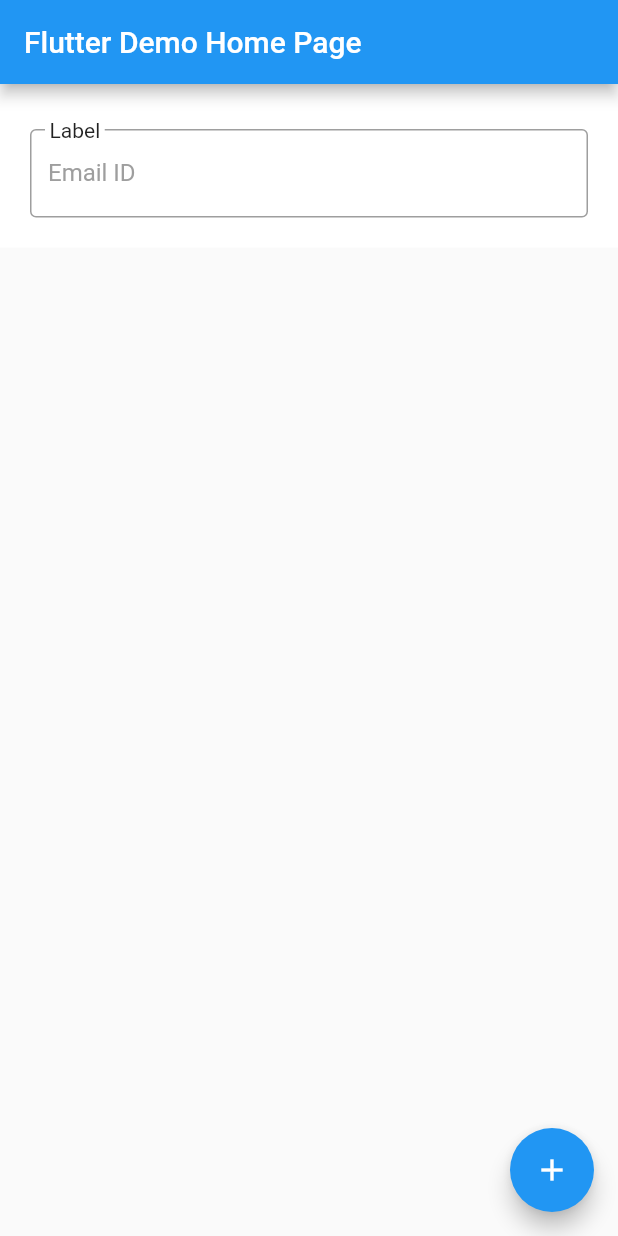
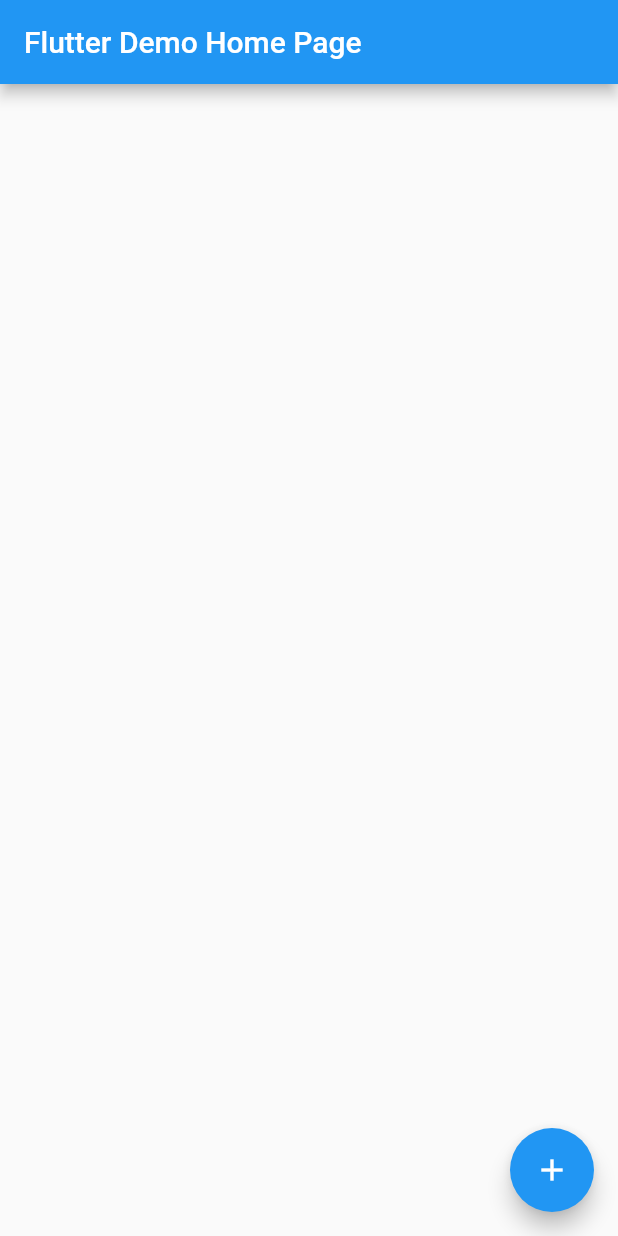
Before and after one commit to turlvo/stackoverflow, a Flutter app: the screen it shows after launch, on a phone screen of 412 x 824 dp. Run offline on Flutter 3.47's test engine with Material 2 defaults, Android fonts, the phone set to English and light mode, and no system bars.

Commit message:
Revert "resolve 63717533"
This reverts commit 67f199cc31cdaf85a324989558a0c0cd90294e10.

```diff
--- a/lib/main.dart
+++ b/lib/main.dart
@@ -49,36 +49,6 @@ class _MyHomePageState extends State<MyHomePage> {
   }
 
   Widget _buildBody() {
-    return Container(
-      decoration: BoxDecoration(color: Colors.white),
-      padding: new EdgeInsets.all(20.0),
-      child: Stack(
-        children: <Widget>[
-          Container(
-            margin: EdgeInsets.only(top: 10),
-            child: TextField(
-              textAlign: TextAlign.center,
-              decoration: InputDecoration(
-                labelText: "Email ID",
-                labelStyle: TextStyle(
-                  color: Colors.grey,
-                ),
-                border: OutlineInputBorder(),
-                focusedBorder: OutlineInputBorder(),
-              ),
-            ),
-          ),
-          Positioned(
-            left: 10,
-            top: 3,
-            child: Container(
-              padding: EdgeInsets.symmetric(horizontal: 3),
-              color: Colors.white,
-              child: Text('Label'),
-            ),
-          )
-        ],
-      ),
-    );
+    return Container();
   }
 }
```
